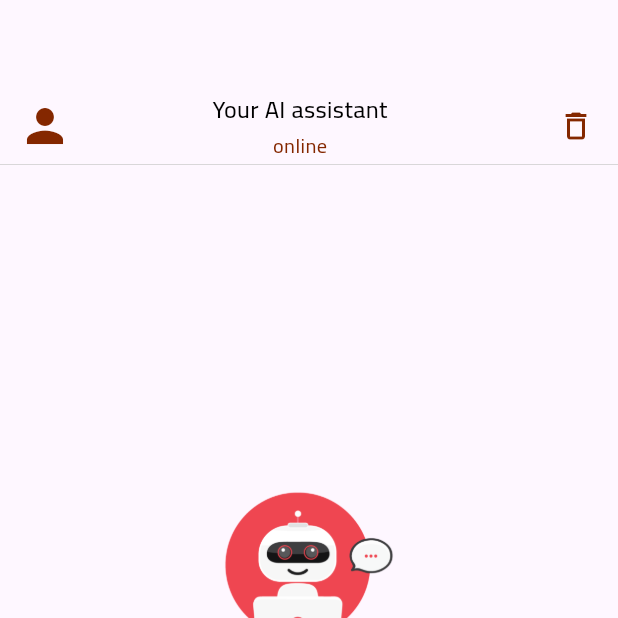
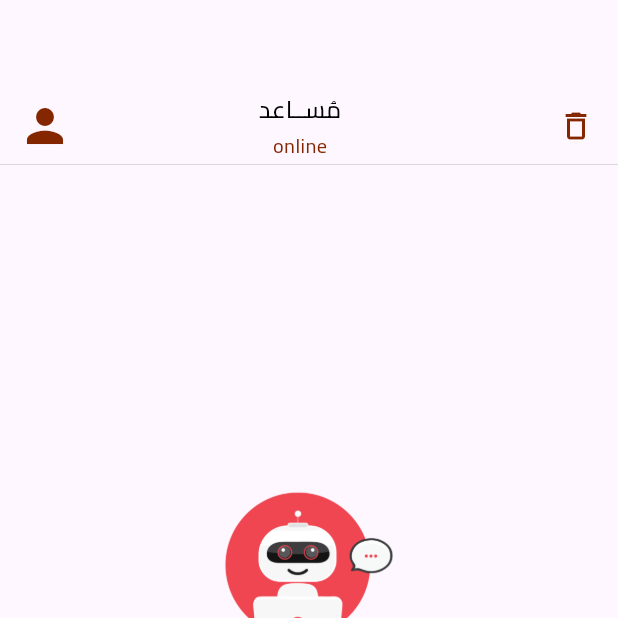
Before and after one commit to ahmdghannam/senior_project, a Flutter app: the ChatPage screen opened directly, on a phone screen of 412 x 824 dp, the top half of it. Run offline on Flutter 3.47's test engine with Material 3 defaults, Android fonts, the phone set to English and light mode, and no system bars; our stand-ins replace cloud_firestore, csv, firebase_auth, firebase_core, flutter_chat_types, flutter_chat_ui and 1 more; accounts and stored records are empty; network calls fail.

Commit message:
fix: api fonts and text

```diff
--- a/lib/main.dart
+++ b/lib/main.dart
@@ -62,7 +62,7 @@ class MyApp extends StatelessWidget {
             print("is logged in $isLoggedI");
             print("the user id is $userId");
             return MaterialApp(
-              theme: ThemeData(fontFamily: 'RobotoMono'),
+              theme: ThemeData(fontFamily: 'Cairo'),
               home: isLoggedI == true && userId != null
                   ? HomePage(studentId: userId)
                   : LoginPage(),
--- a/lib/model/api/Api.dart
+++ b/lib/model/api/Api.dart
@@ -8,7 +8,8 @@ void main() {
 }
 
 class Api {
-  static const String apiUrl = 'http://127.0.0.1:5000/search';
+  // static const String apiUrl = 'http://127.0.0.1:5000/search';
+  static const String apiUrl = 'http://192.168.1.2:5000/search';
 
   static Future<String> getChatReply(String query) async {
     var url = Uri.parse(apiUrl);
--- a/lib/view/login.dart
+++ b/lib/view/login.dart
@@ -51,7 +51,7 @@ class LoginPage extends StatelessWidget {
                     backgroundColor: const Color(0xFF842700),
                     foregroundColor: Colors.white,
                   ),
-                  child: const Text('التسجيل'),
+                  child: const Text('تسجيل الدخول'),
                 ),
                 const SizedBox(height: 16),
                 Row(
--- a/lib/view/widgets/ChatAppBar.dart
+++ b/lib/view/widgets/ChatAppBar.dart
@@ -8,7 +8,6 @@ import 'package:flutter_course_project/view/ChatPage.dart';
 class ChatAppBar extends StatefulWidget implements PreferredSizeWidget {
   static const double _preferredHeight = 110;
   final bool isTyping;
-
   ChatAppBar({
     required this.isTyping,
     super.key,
@@ -56,7 +55,7 @@ class _ChatAppBarState extends State<ChatAppBar> {
                   mainAxisAlignment: MainAxisAlignment.center,
                   children: [
                     const Text(
-                      'Your AI assistant',
+                      'مُســاعد',
                       style: TextStyle(
                         color: Colors.black,
                         fontSize: 16,
```
